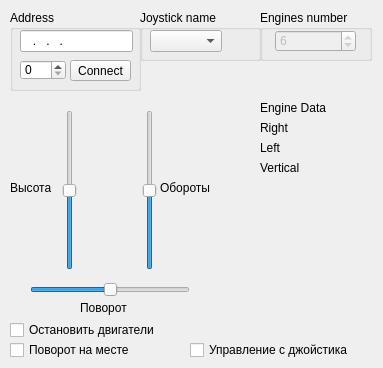
The window that host/gui/widget.ui (MChemodanov/ROV_old) describes before a commit, drawn with Qt 5.
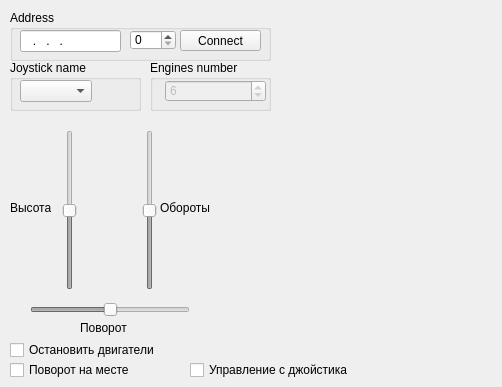
The same window after the commit.

Commit message: Engines map added.

```diff
--- a/host/gui/widget.ui
+++ b/host/gui/widget.ui
@@ -6,8 +6,8 @@
    <rect>
     <x>0</x>
     <y>0</y>
-    <width>383</width>
-    <height>368</height>
+    <width>502</width>
+    <height>387</height>
    </rect>
   </property>
   <property name="sizePolicy">
@@ -24,8 +24,8 @@
     <rect>
      <x>10</x>
      <y>10</y>
-     <width>131</width>
-     <height>81</height>
+     <width>261</width>
+     <height>51</height>
     </rect>
    </property>
    <property name="title">
@@ -36,7 +36,7 @@
      <rect>
       <x>10</x>
       <y>20</y>
-      <width>113</width>
+      <width>101</width>
       <height>22</height>
      </rect>
     </property>
@@ -47,8 +47,8 @@
    <widget class="QSpinBox" name="portSpinBox">
     <property name="geometry">
      <rect>
-      <x>10</x>
-      <y>50</y>
+      <x>120</x>
+      <y>20</y>
       <width>46</width>
       <height>20</height>
      </rect>
@@ -60,9 +60,9 @@
    <widget class="QPushButton" name="connectBtn">
     <property name="geometry">
      <rect>
-      <x>60</x>
-      <y>50</y>
-      <width>61</width>
+      <x>170</x>
+      <y>20</y>
+      <width>81</width>
       <height>21</height>
      </rect>
     </property>
@@ -74,9 +74,9 @@
   <widget class="QGroupBox" name="groupBox_2">
    <property name="geometry">
     <rect>
-     <x>260</x>
-     <y>10</y>
-     <width>112</width>
+     <x>150</x>
+     <y>60</y>
+     <width>121</width>
      <height>51</height>
     </rect>
    </property>
@@ -91,7 +91,7 @@
      <rect>
       <x>15</x>
       <y>20</y>
-      <width>81</width>
+      <width>101</width>
       <height>22</height>
      </rect>
     </property>
@@ -103,9 +103,9 @@
   <widget class="QGroupBox" name="groupBox_3">
    <property name="geometry">
     <rect>
-     <x>140</x>
-     <y>10</y>
-     <width>121</width>
+     <x>10</x>
+     <y>60</y>
+     <width>131</width>
      <height>51</height>
     </rect>
    </property>
@@ -117,13 +117,13 @@
      <rect>
       <x>10</x>
       <y>20</y>
-      <width>101</width>
+      <width>111</width>
       <height>22</height>
      </rect>
     </property>
     <property name="maximumSize">
      <size>
-      <width>101</width>
+      <width>111</width>
       <height>16777215</height>
      </size>
     </property>
@@ -136,7 +136,7 @@
    <property name="geometry">
     <rect>
      <x>190</x>
-     <y>340</y>
+     <y>360</y>
      <width>181</width>
      <height>20</height>
     </rect>
@@ -146,10 +146,13 @@
    </property>
   </widget>
   <widget class="QSlider" name="verticalSlider">
+   <property name="enabled">
+    <bool>false</bool>
+   </property>
    <property name="geometry">
     <rect>
      <x>60</x>
-     <y>110</y>
+     <y>130</y>
      <width>19</width>
      <height>160</height>
     </rect>
@@ -165,10 +168,13 @@
    </property>
   </widget>
   <widget class="QSlider" name="verticalSlider_2">
+   <property name="enabled">
+    <bool>false</bool>
+   </property>
    <property name="geometry">
     <rect>
      <x>140</x>
-     <y>110</y>
+     <y>130</y>
      <width>19</width>
      <height>160</height>
     </rect>
@@ -184,10 +190,13 @@
    </property>
   </widget>
   <widget class="QSlider" name="horizontalSlider">
+   <property name="enabled">
+    <bool>false</bool>
+   </property>
    <property name="geometry">
     <rect>
      <x>30</x>
-     <y>280</y>
+     <y>300</y>
      <width>160</width>
      <height>19</height>
     </rect>
@@ -206,7 +215,7 @@
    <property name="geometry">
     <rect>
      <x>10</x>
-     <y>180</y>
+     <y>200</y>
      <width>41</width>
      <height>16</height>
     </rect>
@@ -219,7 +228,7 @@
    <property name="geometry">
     <rect>
      <x>160</x>
-     <y>180</y>
+     <y>200</y>
      <width>53</width>
      <height>16</height>
     </rect>
@@ -232,7 +241,7 @@
    <property name="geometry">
     <rect>
      <x>80</x>
-     <y>300</y>
+     <y>320</y>
      <width>53</width>
      <height>16</height>
     </rect>
@@ -241,63 +250,11 @@
     <string>Поворот</string>
    </property>
   </widget>
-  <widget class="QLabel" name="label_4">
-   <property name="geometry">
-    <rect>
-     <x>260</x>
-     <y>100</y>
-     <width>81</width>
-     <height>16</height>
-    </rect>
-   </property>
-   <property name="text">
-    <string>Engine Data</string>
-   </property>
-  </widget>
-  <widget class="QLabel" name="label_5">
-   <property name="geometry">
-    <rect>
-     <x>260</x>
-     <y>120</y>
-     <width>81</width>
-     <height>16</height>
-    </rect>
-   </property>
-   <property name="text">
-    <string>Right</string>
-   </property>
-  </widget>
-  <widget class="QLabel" name="label_6">
-   <property name="geometry">
-    <rect>
-     <x>260</x>
-     <y>140</y>
-     <width>81</width>
-     <height>16</height>
-    </rect>
-   </property>
-   <property name="text">
-    <string>Left</string>
-   </property>
-  </widget>
-  <widget class="QLabel" name="label_7">
-   <property name="geometry">
-    <rect>
-     <x>260</x>
-     <y>160</y>
-     <width>81</width>
-     <height>16</height>
-    </rect>
-   </property>
-   <property name="text">
-    <string>Vertical</string>
-   </property>
-  </widget>
   <widget class="QCheckBox" name="checkBox_2">
    <property name="geometry">
     <rect>
      <x>10</x>
-     <y>320</y>
+     <y>340</y>
      <width>161</width>
      <height>20</height>
     </rect>
@@ -310,7 +267,7 @@
    <property name="geometry">
     <rect>
      <x>10</x>
-     <y>340</y>
+     <y>360</y>
      <width>131</width>
      <height>20</height>
     </rect>
@@ -319,6 +276,17 @@
     <string>Поворот на месте</string>
    </property>
   </widget>
+  <widget class="QWidget" name="gridLayoutWidget">
+   <property name="geometry">
+    <rect>
+     <x>280</x>
+     <y>10</y>
+     <width>211</width>
+     <height>301</height>
+    </rect>
+   </property>
+   <layout class="QGridLayout" name="gridLayout"/>
+  </widget>
  </widget>
  <layoutdefault spacing="6" margin="11"/>
  <resources/>
```
Left out of the diff: 2 changed lines with no effect on the pictures. The commit also changes 8 other files.
